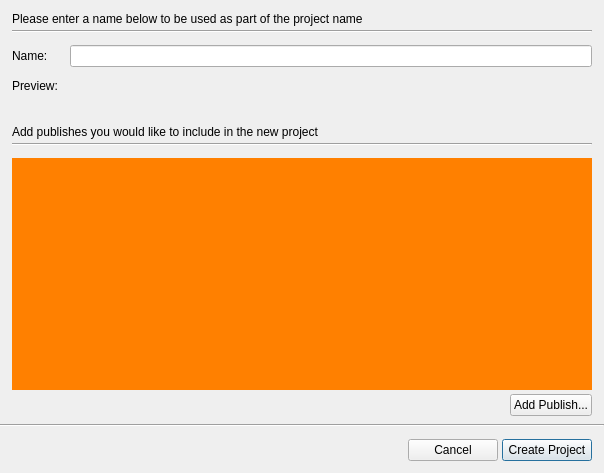
The window that resources/new_project_form.ui (shotgunsoftware/tk-mari-projectmanager) describes before a commit, drawn with Qt 5.
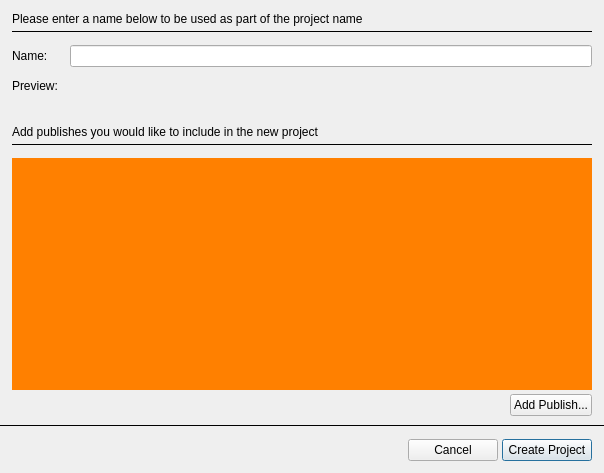
The same window after the commit. Custom widgets are drawn as their Qt base class.

Commit message: For #26178 - Adds publish_types setting to filter loader UI. - This filters the list of publishes presented to the user when selecting publishes to be included in the new project. - Addressed code review feedback Closes #2

Patch:
```diff
--- a/resources/new_project_form.ui
+++ b/resources/new_project_form.ui
@@ -63,6 +63,9 @@
        </item>
        <item>
         <widget class="Line" name="name_line">
+         <property name="frameShadow">
+          <enum>QFrame::Plain</enum>
+         </property>
          <property name="orientation">
           <enum>Qt::Horizontal</enum>
          </property>
@@ -149,6 +152,9 @@
        </item>
        <item>
         <widget class="Line" name="publishes_line">
+         <property name="frameShadow">
+          <enum>QFrame::Plain</enum>
+         </property>
          <property name="orientation">
           <enum>Qt::Horizontal</enum>
          </property>
@@ -206,6 +212,9 @@
    </item>
    <item>
     <widget class="Line" name="break_line">
+     <property name="frameShadow">
+      <enum>QFrame::Plain</enum>
+     </property>
      <property name="orientation">
       <enum>Qt::Horizontal</enum>
      </property>
```
The commit also changes 4 other files.
